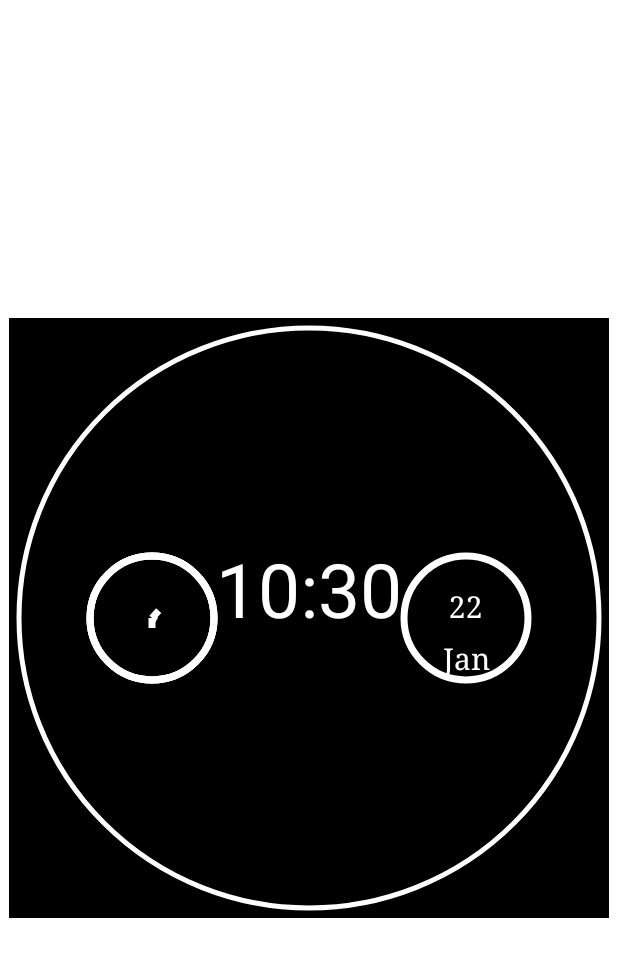
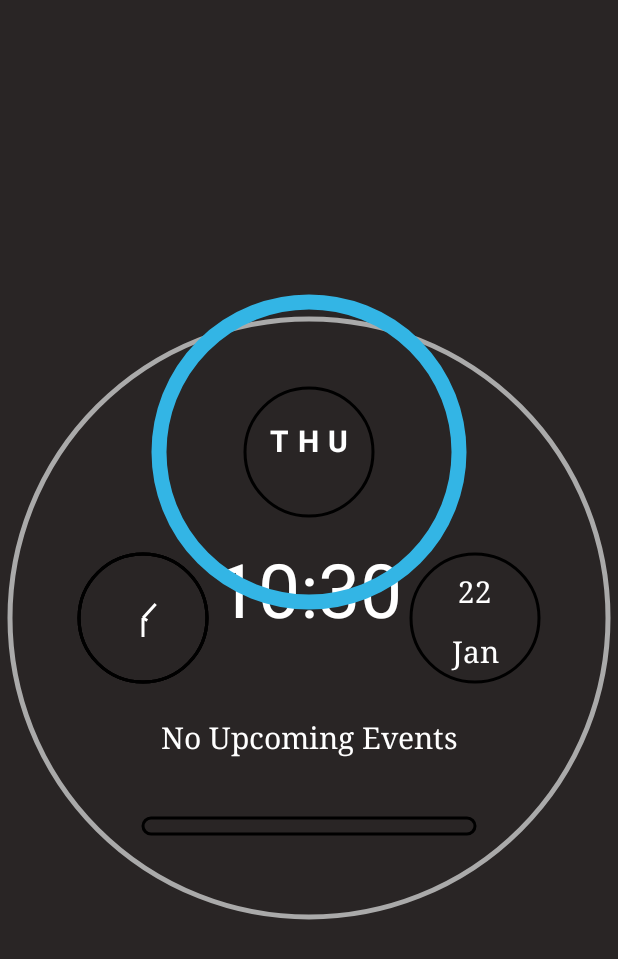
Before and after one commit to 99002683/AndroidStudioProjects, an Android app: the screen it shows after launch (MainActivity), on a phone screen of 412 x 824 dp. Shown: the top 959 px of the screen. Run offline under Robolectric (Android 15) with nearby library versions, the phone set to English and light mode, and no system bars.

Commit message:
Added circle and round recatngle. Added day, bg and arc
Modified Second Digital WatchFace Canvas. Added upper circle and lower round recatngle. Added day, bg and arc.

```diff
--- a/SecondDigitalWatchFaceCanvas/app/src/main/java/com/example/seconddigitalwatchface/MyView.java
+++ b/SecondDigitalWatchFaceCanvas/app/src/main/java/com/example/seconddigitalwatchface/MyView.java
@@ -1,13 +1,19 @@
 package com.example.seconddigitalwatchface;
 
+import android.app.Activity;
 import android.content.Context;
+import android.graphics.Bitmap;
 import android.graphics.Canvas;
 import android.graphics.Color;
 import android.graphics.Paint;
 import android.graphics.Path;
 import android.graphics.Rect;
+import android.graphics.RectF;
 import android.graphics.Typeface;
+import android.os.Build;
+import android.text.format.DateFormat;
 import android.util.AttributeSet;
+import android.util.DisplayMetrics;
 import android.util.TypedValue;
 import android.view.View;
 
@@ -21,6 +27,7 @@ import java.util.TimeZone;
 
 public class MyView extends View {
     Context mContext;
+    int percent;
     private int height, width = 0;
     private int padding = 0;
     private int fontSize = 0;
@@ -38,28 +45,34 @@ public class MyView extends View {
     private Paint mSecondStickPaint;
     private Paint mTickPaint;
     private Paint mCirclePaint;
+    private Paint mHandsPaint;
     private int centerX, centerY;
     private int mWidth;
     private int mHeight;
     private Calendar mCalendar;
+    private String mDescFormat;
+    private TimeZone mTimeZone;
 
     private String text = "ABC";
-    private Paint mnpaint;
+    private Paint mPaint;
     private Paint mncirclePaint;
+    RectF mRectF;
 
 
     private static boolean shouldShowSeconds = true;
     private static final String TIME_FORMAT_WITHOUT_SECONDS = "%02d:%02d";
     private static final String TIME_FORMAT_WITH_SECONDS = TIME_FORMAT_WITHOUT_SECONDS + ":%02d";
     private static final String DATE_FORMAT = "%02d-%02d-%d";  //"%02d.%02d.%d";
-    private static final String DATE_FORMAT_DAY = "%02d";
+    private static final String DATE_FORMAT_DATE = "%02d";
     private static final String DATE_FORMAT_MONTH = "MMM";
     private static final String TIME_FORMAT_24_HOUR = "HH:mm";
     private static final String TIME_FORMAT_12_HOUR = "hh:mm";
+    private static final String DATE_FORMAT_DAY = "EEE";
     private String batteryText = "100%";
 
     public MyView(Context context) {
         super(context);
+
     }
 
     public MyView(Context context, @Nullable AttributeSet attrs) {
@@ -69,6 +82,9 @@ public class MyView extends View {
     public MyView(Context context, @Nullable AttributeSet attrs, int defStyleAttr) {
         super(context, attrs, defStyleAttr);
         mContext=context;
+
+        mCalendar = Calendar.getInstance();
+        //mDescFormat = ((SimpleDateFormat) DateFormat.getTimeFormat(mContext)).toLocalizedPattern();
     }
 
     private void initClock() {
@@ -82,6 +98,8 @@ public class MyView extends View {
         hourHandTruncation = (min / 7)*3;    //5
         paint = new Paint();
         isInit = true;
+        percent = 100;
+
     }
 
     @Override
@@ -90,7 +108,7 @@ public class MyView extends View {
             initClock();
         }
 
-        canvas.drawColor(Color.BLACK);
+        canvas.drawColor(getResources().getColor(R.color.grey));
         drawCircle(canvas);
         //drawCenter(canvas);
         initializeWatchFace();
@@ -109,7 +127,7 @@ public class MyView extends View {
     }
     private void drawCircle(Canvas canvas) {
         paint.reset();
-        paint.setColor(getResources().getColor(android.R.color.white));
+        paint.setColor(getResources().getColor(android.R.color.darker_gray));
         paint.setStrokeWidth(5);
         paint.setStyle(Paint.Style.STROKE);
         paint.setAntiAlias(true);
@@ -178,22 +196,33 @@ public class MyView extends View {
 
         mTickPaint = new Paint();
         mTickPaint.setColor(getResources().getColor(R.color.white));
-        mTickPaint.setStrokeWidth(7);
+        mTickPaint.setStrokeWidth(getResources().getDimension(R.dimen.default_stroke_width));
         mTickPaint.setAntiAlias(true);
         mTickPaint.setStyle(Paint.Style.STROKE);
         //mTickPaint.setShadowLayer(SHADOW_RADIUS, 0, 0, mTimePaintColor);
 
         mCirclePaint = new Paint();
-        mCirclePaint.setColor(getResources().getColor(R.color.white));
-        mCirclePaint.setStrokeWidth(7);
+        mCirclePaint.setColor(getResources().getColor(R.color.black));
+        mCirclePaint.setStrokeWidth(getResources().getDimension(R.dimen.default_stroke_width));
         mCirclePaint.setAntiAlias(true);
         mCirclePaint.setStyle(Paint.Style.STROKE);
         mCirclePaint.setTextAlign(Paint.Align.CENTER);
 
+        mHandsPaint = new Paint();
+        mHandsPaint.setColor(getResources().getColor(R.color.white));
+        mHandsPaint.setStrokeWidth(getResources().getDimension(R.dimen.default_stroke_width));
+        mHandsPaint.setAntiAlias(true);
+        mHandsPaint.setStyle(Paint.Style.STROKE);
+        mHandsPaint.setTextAlign(Paint.Align.CENTER);
+
         mDayPaint = new Paint();
         mDayPaint.setColor(getResources().getColor(R.color.white));
         mDayPaint.setTextSize(getResources().getDimension(R.dimen.day_size));
-        mDayPaint.setTypeface(Typeface.SERIF);
+        //mDayPaint.setTypeface(Typeface.defaultFromStyle(Typeface.BOLD_ITALIC));
+        mDayPaint.setTypeface(Typeface.defaultFromStyle(Typeface.BOLD));
+        if (Build.VERSION.SDK_INT >= Build.VERSION_CODES.LOLLIPOP) {
+            mDayPaint.setLetterSpacing(0.3f);
+        }
         mDayPaint.setAntiAlias(true);
         mDayPaint.setTextAlign(Paint.Align.CENTER);
 
@@ -204,37 +233,65 @@ public class MyView extends View {
         mMonthPaint.setAntiAlias(true);
         mMonthPaint.setTextAlign(Paint.Align.CENTER);
 
-        mnpaint = new Paint();
-        mnpaint.setColor(Color.WHITE);
-        mnpaint.setTextSize(18f);
-        mnpaint.setAntiAlias(true);
-        mnpaint.setTextAlign(Paint.Align.CENTER);
+        Bitmap.Config conf = Bitmap.Config.ARGB_8888; // see other conf types
+        Bitmap bmp = Bitmap.createBitmap(200, 200, conf);
 
+        mPaint = new Paint(Paint.FILTER_BITMAP_FLAG |
+                Paint.DITHER_FLAG |
+                Paint.ANTI_ALIAS_FLAG);
+        mPaint.setDither(true);
+        mPaint.setColor(Color.GRAY);
+        mPaint.setStyle(Paint.Style.STROKE);
+        mPaint.setStrokeWidth(1);
+        mPaint.setColor(Color.parseColor("#33b5e5"));
+        mPaint.setStrokeWidth(15);
+    }
 
+    @Override
+    protected void onAttachedToWindow() {
+        super.onAttachedToWindow();
+        mCalendar = Calendar.getInstance(mTimeZone != null ? mTimeZone : TimeZone.getDefault());
+        onTimeChanged();
     }
+
+    @Override
+    protected void onDetachedFromWindow() {
+        super.onDetachedFromWindow();
+    }
+
     private void drawWatchFace(Canvas canvas) {
+//        DisplayMetrics displayMetrics = new DisplayMetrics();
+//
+//        ((Activity) getContext()).getWindowManager()
+//                .getDefaultDisplay()
+//                .getMetrics(displayMetrics);
+//
+//        int screenWidth = displayMetrics.widthPixels;
+//        int screenHeight = displayMetrics.heightPixels;
 
         mWidth = canvas.getWidth();
         mHeight = canvas.getHeight();
+
+//        mWidth = screenWidth;
+//        mHeight = screenHeight;
 
         float mCenterX = mWidth / 2f;
         float mCenterY = mHeight / 2f;
 
         mCalendar = Calendar.getInstance();
         Date date = new Date();
-        TimeZone tz = TimeZone.getDefault();
+        mTimeZone = TimeZone.getDefault();
 
 
         //String timeText1 = String.format(shouldShowSeconds ? TIME_FORMAT_WITH_SECONDS : TIME_FORMAT_WITHOUT_SECONDS, mCalendar.get(Calendar.HOUR),mCalendar.get(Calendar.MINUTE),mCalendar.get(Calendar.SECOND));
-        String timeText2 = String.format(TIME_FORMAT_WITHOUT_SECONDS, mCalendar.get(Calendar.HOUR),mCalendar.get(Calendar.MINUTE));
+        //String timeText2 = String.format(TIME_FORMAT_WITHOUT_SECONDS, mCalendar.get(Calendar.HOUR),mCalendar.get(Calendar.MINUTE));
+        SimpleDateFormat sdf1 = new SimpleDateFormat(TIME_FORMAT_12_HOUR);
+        sdf1.setTimeZone(mTimeZone);
+        String timeText3 = String.format(sdf1.format(date), sdf1);
 
-//        SimpleDateFormat sdf1 = new SimpleDateFormat(TIME_FORMAT_12_HOUR);
-//        sdf1.setTimeZone(tz);
-//        String timeText3 = String.format(sdf1.format(date), sdf1);
-
-        float timeXOffset = computeXOffset(timeText2, mTimePaint, mCenterX);
+        float timeXOffset = computeXOffset(timeText3, mTimePaint, mCenterX);
         float timeYOffset = mCenterY;
-        canvas.drawText(timeText2, timeXOffset, timeYOffset, mTimePaint);
+        canvas.drawText(timeText3, timeXOffset, timeYOffset, mTimePaint);
 
 //        SimpleDateFormat sdf2 = new SimpleDateFormat(DATE_FORMAT);
 //        sdf2.setTimeZone(tz);
@@ -244,28 +301,38 @@ public class MyView extends View {
         //float dateYOffset = computeYOffset(dateText, mDatePaint);
 //        canvas.drawText(dateText, dateXOffset, timeYOffset + dateYOffset, mDatePaint);
 
-        //First Circle with Analog Clock
-
-
 
 
 
         //Second Circle with Date and Month Text
-        String dateText = String.format(DATE_FORMAT_DAY, mCalendar.get(Calendar.DAY_OF_MONTH));
-        Rect bounds1 = new Rect();
-        mDayPaint.getTextBounds(dateText, 0, dateText.length(), bounds1);
+        String dateText = String.format(DATE_FORMAT_DATE, mCalendar.get(Calendar.DAY_OF_MONTH));
         canvas.drawCircle(mCenterX + timeXOffset - padding , mCenterY, (radius/4) , mCirclePaint);
-        canvas.drawText(dateText, mCenterX + timeXOffset - padding , mCenterY, mDayPaint);
+        canvas.drawText(dateText, mCenterX + timeXOffset - padding , mCenterY - (padding * 0.3f), mDatePaint);
 
         String monthText = String.format((new SimpleDateFormat(DATE_FORMAT_MONTH).format(Calendar.MONTH)));
         float dateYOffset = computeYOffset(monthText, mDatePaint);
-        Rect bounds2 = new Rect();
-        mMonthPaint.getTextBounds(monthText, 0, monthText.length(), bounds2);
         //canvas.drawCircle(mCenterX + timeXOffset - padding , mCenterY, (radius/4) , mCirclePaint);
-        canvas.drawText(monthText, mCenterX + timeXOffset - padding , mCenterY + dateYOffset, mMonthPaint);
+        canvas.drawText(monthText, mCenterX + timeXOffset - padding, mCenterY + dateYOffset - (padding * 0.3f), mMonthPaint);
+
+        //Lower Rectangle
+        mRectF = new RectF(mCenterX - timeXOffset + padding , mCenterY + (dateYOffset * 2.5f) + padding , mCenterX + timeXOffset -padding ,mCenterY +  timeXOffset );
+       // mRectF = new RectF(mCenterX -200 , mCenterY + 100, mCenterX + 200 ,mCenterY + 200);
+        canvas.drawRoundRect(mRectF, 600, 600, mCirclePaint);
+        canvas.drawText("No Upcoming Events", mCenterX , mCenterY +  timeXOffset -(padding *1.7f), mDatePaint);
 
 
+        //Upper Circle
+        String dayText = String.format(new SimpleDateFormat(DATE_FORMAT_DAY).format(Calendar.DAY_OF_MONTH));
+        canvas.drawCircle(mCenterX , mCenterY - timeXOffset + padding, radius/4, mCirclePaint);
         //canvas.drawCircle(mCenterX , mCenterY - 450, 100 + padding - 10, mCirclePaint);
+        canvas.drawText(dayText.toUpperCase(), mCenterX, mCenterY - timeXOffset + padding, mDayPaint);
+
+
+        //Upper Circle Arc
+        RectF box1 = new RectF(mCenterX - (padding *3)   ,mCenterY - timeXOffset -(padding*2f) ,mCenterX + (padding *3),mCenterY - timeXOffset + (padding*4f));
+        //RectF box = new RectF(mCenterX - (dateYOffset * 1.5f)   ,mCenterY - timeXOffset -(padding*2) ,mCenterX +(dateYOffset*1.5f),mCenterY - (dateYOffset *2.6f)-padding);
+        float sweep = 360 * percent * 0.01f;
+        canvas.drawArc(box1, 0, sweep, false, mPaint);
 
        // canvas.drawText("Circle", canvas.getWidth() / 2, canvas.getHeight() / 2, mCirclePaint);
 
@@ -302,6 +369,7 @@ public class MyView extends View {
         float mCenterX = mWidth / 2f;
         float mCenterY = mHeight / 2f;
 
+        //First Circle with Analog Clock
         String timeText2 = String.format(TIME_FORMAT_WITHOUT_SECONDS, mCalendar.get(Calendar.HOUR),mCalendar.get(Calendar.MINUTE));
         float timeXOffset = computeXOffset(timeText2, mTimePaint, mCenterX);
         float timeYOffset = mCenterY;
@@ -312,7 +380,7 @@ public class MyView extends View {
         canvas.drawLine(mCenterX - timeXOffset + padding , mCenterY,
                 (float) (mCenterX - timeXOffset+ padding + Math.cos(angle) * handRadius),
                 (float) (mCenterY + Math.sin(angle) * handRadius),
-                mCirclePaint);
+                mHandsPaint);
     }
 
     private void drawHands(Canvas canvas) {
@@ -324,4 +392,10 @@ public class MyView extends View {
         drawHand(canvas, c.get(Calendar.SECOND), false);
     }
 
+    private void onTimeChanged() {
+        mCalendar.setTimeInMillis(System.currentTimeMillis());
+        //setContentDescription(DateFormat.format(mDescFormat, mCalendar));
+        invalidate();
+    }
+
 }
--- a/SecondDigitalWatchFaceCanvas/app/src/main/res/layout/activity_main.xml
+++ b/SecondDigitalWatchFaceCanvas/app/src/main/res/layout/activity_main.xml
@@ -7,8 +7,8 @@
     tools:context=".MainActivity">
 
     <com.example.seconddigitalwatchface.MyView
-        android:layout_width="400dp"
-        android:layout_height="400dp"
-        android:layout_centerInParent="true"/>
+        android:layout_width="match_parent"
+        android:layout_height="match_parent"
+        android:layout_centerInParent="true" />
 
 </RelativeLayout>
--- a/SecondDigitalWatchFaceCanvas/app/src/main/res/values/colors.xml
+++ b/SecondDigitalWatchFaceCanvas/app/src/main/res/values/colors.xml
@@ -8,4 +8,5 @@
     <color name="black">#FF000000</color>
     <color name="white">#FFFFFFFF</color>
     <color name="red">#F3291B</color>
+    <color name="grey">#292525</color>
 </resources>
--- a/SecondDigitalWatchFaceCanvas/app/src/main/res/values/dimens.xml
+++ b/SecondDigitalWatchFaceCanvas/app/src/main/res/values/dimens.xml
@@ -1,7 +1,8 @@
 <?xml version="1.0" encoding="utf-8"?>
 <resources>
     <dimen name="time_size">50dp</dimen>
-    <dimen name="date_size">15dp</dimen>
+    <dimen name="date_size">20dp</dimen>
     <dimen name="day_size">20dp</dimen>
     <dimen name="battery_size">10dp</dimen>
+    <dimen name="default_stroke_width">2dp</dimen>
 </resources>
```
